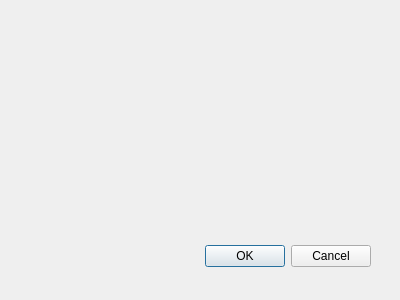
Before: the Qt Designer form connectdialog.ui in garretraziel/icp, drawn with Qt 5.
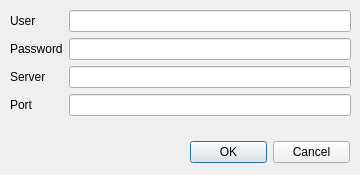
After: the same form once the commit is applied.

Patch:
```diff
--- a/connectdialog.ui
+++ b/connectdialog.ui
@@ -8,8 +8,8 @@
    <rect>
     <x>0</x>
     <y>0</y>
-    <width>400</width>
-    <height>300</height>
+    <width>360</width>
+    <height>175</height>
    </rect>
   </property>
   <property name="windowTitle">
@@ -18,10 +18,10 @@
   <widget class="QDialogButtonBox" name="buttonBox">
    <property name="geometry">
     <rect>
-     <x>30</x>
-     <y>240</y>
-     <width>341</width>
-     <height>32</height>
+     <x>190</x>
+     <y>140</y>
+     <width>160</width>
+     <height>25</height>
     </rect>
    </property>
    <property name="orientation">
@@ -31,6 +31,65 @@
     <set>QDialogButtonBox::Cancel|QDialogButtonBox::Ok</set>
    </property>
   </widget>
+  <widget class="QWidget" name="formLayoutWidget">
+   <property name="geometry">
+    <rect>
+     <x>10</x>
+     <y>10</y>
+     <width>341</width>
+     <height>121</height>
+    </rect>
+   </property>
+   <layout class="QFormLayout" name="formLayout">
+    <property name="fieldGrowthPolicy">
+     <enum>QFormLayout::ExpandingFieldsGrow</enum>
+    </property>
+    <item row="0" column="0">
+     <widget class="QLabel" name="label_2">
+      <property name="text">
+       <string>User</string>
+      </property>
+     </widget>
+    </item>
+    <item row="1" column="0">
+     <widget class="QLabel" name="label">
+      <property name="text">
+       <string>Password</string>
+      </property>
+     </widget>
+    </item>
+    <item row="2" column="0">
+     <widget class="QLabel" name="label_3">
+      <property name="text">
+       <string>Server</string>
+      </property>
+     </widget>
+    </item>
+    <item row="0" column="1">
+     <widget class="QLineEdit" name="user"/>
+    </item>
+    <item row="3" column="0">
+     <widget class="QLabel" name="label_4">
+      <property name="text">
+       <string>Port</string>
+      </property>
+     </widget>
+    </item>
+    <item row="1" column="1">
+     <widget class="QLineEdit" name="password">
+      <property name="echoMode">
+       <enum>QLineEdit::Password</enum>
+      </property>
+     </widget>
+    </item>
+    <item row="2" column="1">
+     <widget class="QLineEdit" name="server"/>
+    </item>
+    <item row="3" column="1">
+     <widget class="QLineEdit" name="port"/>
+    </item>
+   </layout>
+  </widget>
  </widget>
  <pixmapfunction/>
  <resources/>
```
Left out of the diff: 7 changed lines with no effect on the pictures.
